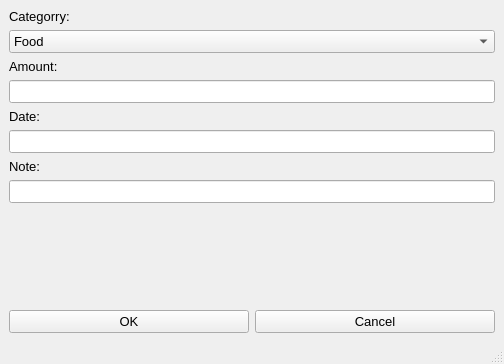
Qt form ui_files/Inter_Expense.ui (thinh-doan/Expenditure_Manager) before a commit.
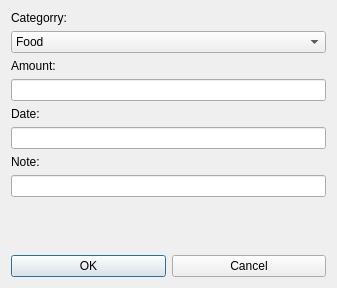
The same form after that commit.

Patch:
```diff
--- a/ui_files/Inter_Expense.ui
+++ b/ui_files/Inter_Expense.ui
@@ -1,24 +1,18 @@
 <?xml version="1.0" encoding="UTF-8"?>
 <ui version="4.0">
- <class>MainWindow</class>
- <widget class="QMainWindow" name="MainWindow">
+ <class>Dialog</class>
+ <widget class="QDialog" name="Dialog">
   <property name="geometry">
    <rect>
     <x>0</x>
     <y>0</y>
-    <width>504</width>
-    <height>364</height>
+    <width>337</width>
+    <height>288</height>
    </rect>
   </property>
-  <property name="font">
-   <font>
-    <pointsize>10</pointsize>
-   </font>
-  </property>
   <property name="windowTitle">
    <string>MainWindow</string>
   </property>
-  <widget class="QWidget" name="centralwidget">
    <layout class="QGridLayout" name="gridLayout">
     <item row="0" column="0">
      <layout class="QVBoxLayout" name="verticalLayout">
@@ -122,18 +116,6 @@
      </layout>
     </item>
    </layout>
-  </widget>
-  <widget class="QMenuBar" name="menubar">
-   <property name="geometry">
-    <rect>
-     <x>0</x>
-     <y>0</y>
-     <width>504</width>
-     <height>27</height>
-    </rect>
-   </property>
-  </widget>
-  <widget class="QStatusBar" name="statusbar"/>
  </widget>
  <resources/>
  <connections/>
```
Left out of the diff: 2 changed lines with no effect on the pictures. Lines whose indentation alone changed are shown as unchanged.
